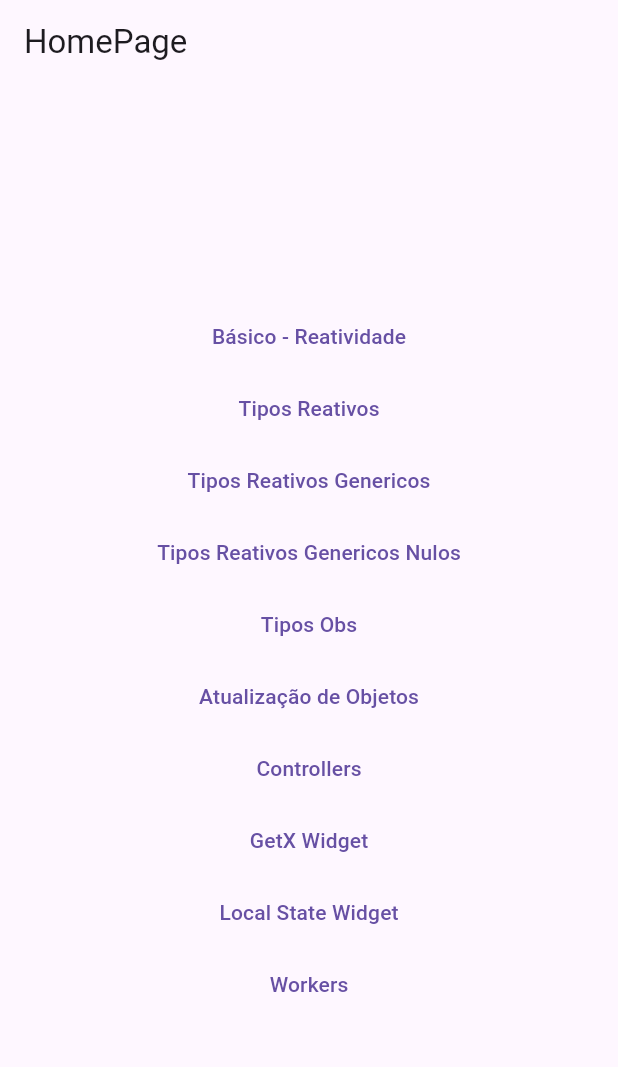
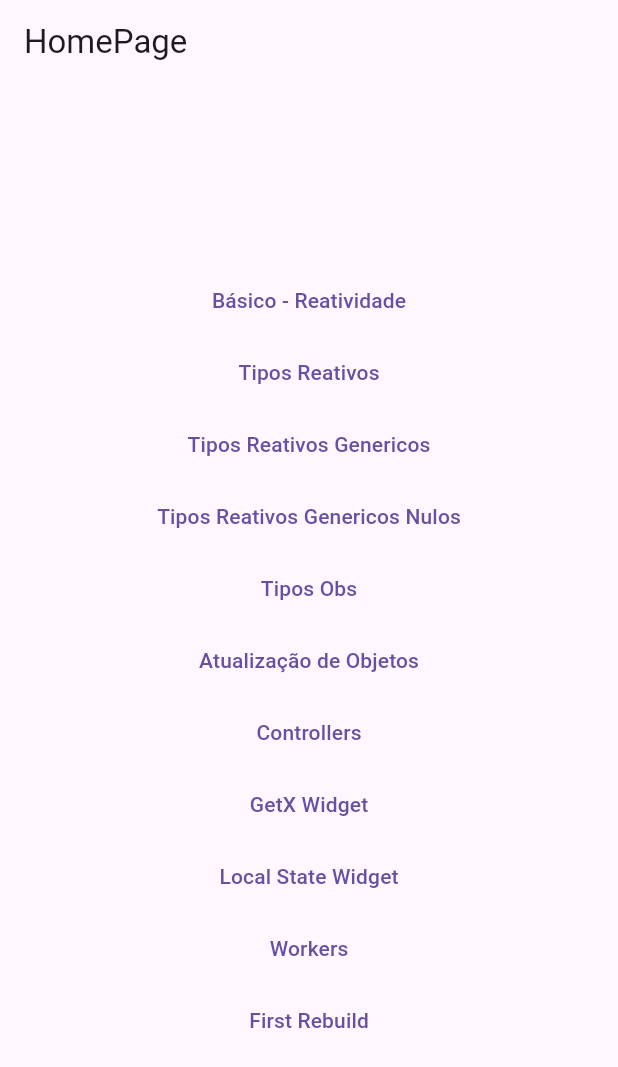
Before and after one commit to enzozami/flutter-getx-state-manager-study, a Flutter app: the screen it shows after launch, on a phone screen of 412 x 824 dp. Shown: the top 1067 px of the screen. Run offline on Flutter 3.47's test engine with Material 3 defaults, Android fonts, the phone set to English and light mode, and no system bars; our stand-ins replace get.

Commit message:
feat(first_rebuild): first_rebuild

```diff
--- /dev/null
+++ b/lib/first_rebuild/first_rebuild_bindings.dart
@@ -0,0 +1,9 @@
+import 'package:get/get.dart';
+import './first_rebuild_controller.dart';
+
+class FirstRebuildBindings implements Bindings {
+    @override
+    void dependencies() {
+        Get.put(FirstRebuildController());
+    }
+}
--- /dev/null
+++ b/lib/first_rebuild/first_rebuild_controller.dart
@@ -0,0 +1,3 @@
+import 'package:get/get.dart';
+
+class FirstRebuildController extends GetxController {}
--- a/lib/home_page.dart
+++ b/lib/home_page.dart
@@ -52,6 +52,10 @@ class HomePage extends StatelessWidget {
               onPressed: () => Get.toNamed('/workers'),
               child: Text('Workers'),
             ),
+            TextButton(
+              onPressed: () => Get.toNamed('/firstRebuild'),
+              child: Text('First Rebuild'),
+            ),
           ],
         ),
       ),
--- a/lib/main.dart
+++ b/lib/main.dart
@@ -6,6 +6,8 @@ import 'package:get_state_manager/basico/reatividade_page.dart';
 import 'package:get_state_manager/controllers/controllers_home_page.dart';
 import 'package:get_state_manager/controllers/getxcontroller_example/controller.dart';
 import 'package:get_state_manager/controllers/getxcontroller_example/getx_controller_example_page.dart';
+// import 'package:get_state_manager/first_rebuild/first_rebuild_bindings.dart';
+import 'package:get_state_manager/first_rebuild/first_rebuild_page.dart';
 import 'package:get_state_manager/getx_widget/getx_widget/getx_widget_page.dart';
 import 'package:get_state_manager/home_page.dart';
 import 'package:get_state_manager/local_state_widget/local_state_widget_page.dart';
@@ -59,7 +61,12 @@ class MyApp extends StatelessWidget {
           name: '/workers',
           binding: WorkersBindings(),
           page: () => WorkersPage(),
-        )
+        ),
+        GetPage(
+          name: '/firstRebuild',
+          // binding: FirstRebuildBindings(),
+          page: () => FirstRebuildPage(),
+        ),
       ],
     );
   }
```
Also changed, not shown: lib/first_rebuild/first_rebuild_page.dart (added, +53 -0 lines).
